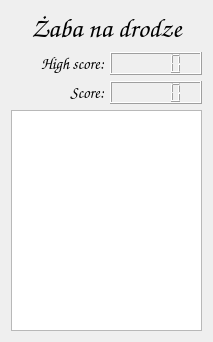
Old version of the form Game.ui in the repository woytegit/Frogger-game.
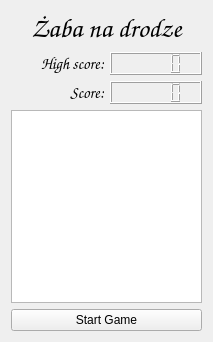
New version of the form.

Commit message:
Game -> Scene
Przeniesienie zawartości z pliku Game.cpp do Scene.cpp i dopisanie funkcji generyjących elementy

The edit to the form file:
```diff
--- a/Game.ui
+++ b/Game.ui
@@ -121,6 +121,13 @@
      </property>
     </widget>
    </item>
+   <item>
+    <widget class="QPushButton" name="startGameButton">
+     <property name="text">
+      <string>Start Game</string>
+     </property>
+    </widget>
+   </item>
   </layout>
  </widget>
  <resources/>
```
Left out of the diff: 15 changed lines with no effect on the pictures. The commit also changes 7 other files.
